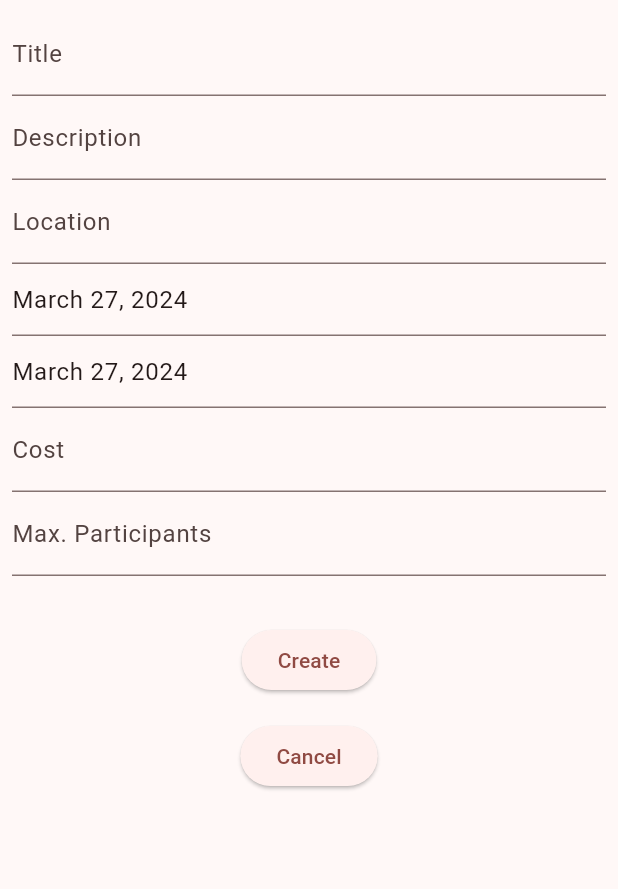
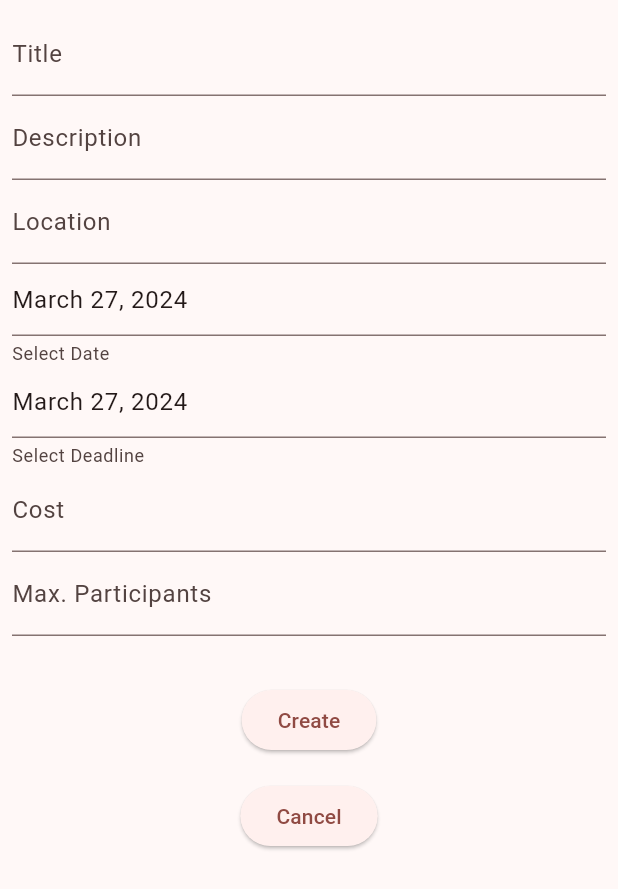
Before and after one commit to Dadush0/Tennis_Club_APP, a Flutter app: the EventAddWidget screen opened directly, on a phone screen of 412 x 824 dp. Shown: the top 889 px of the screen. Run offline on Flutter 3.47's test engine with Material 3 defaults, Android fonts, the phone set to English and light mode, and no system bars; our stand-ins replace firebase_core, firebase_database, firebase_storage, flutter_mobx, get_it, image_picker and 3 more; accounts and stored records are empty; generated files the repository leaves out were written again.

Commit message:
Added helper textes to the event dates.

```diff
--- a/lib/presentation/widgets/event/event_add_widget.dart
+++ b/lib/presentation/widgets/event/event_add_widget.dart
@@ -55,7 +55,7 @@ class EventAddWidget extends StatelessWidget {
                 ..text = Localization.formatDate(DateTime.now()),
               readOnly: true,
               decoration: InputDecoration(
-                  hintText: AppLocalizations.of(context)!.selectDate),
+                  helperText: AppLocalizations.of(context)!.selectDate),
               onTap: () => onTapDateFunction(context: context),
             ),
             TextField(
@@ -63,7 +63,7 @@ class EventAddWidget extends StatelessWidget {
                 ..text = Localization.formatDate(DateTime.now()),
               readOnly: true,
               decoration: InputDecoration(
-                  hintText: AppLocalizations.of(context)!.selectDeadline),
+                  helperText: AppLocalizations.of(context)!.selectDeadline),
               onTap: () => onTapRegisterDateFunction(context: context),
             ),
             TextField(
```
